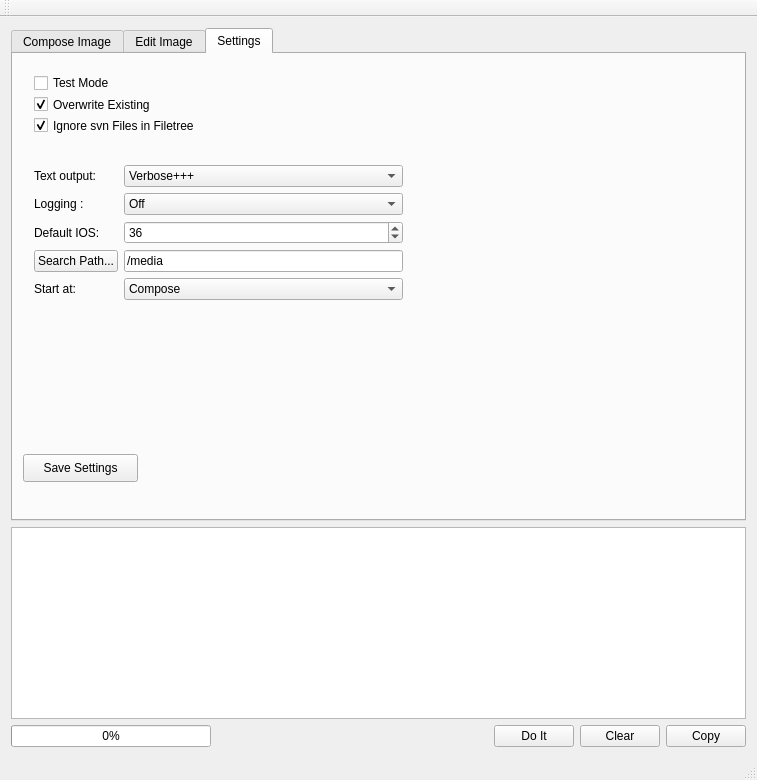
The window that mainwindow.ui (giantpune/qtwitgui) describes before a commit, drawn with Qt 5.
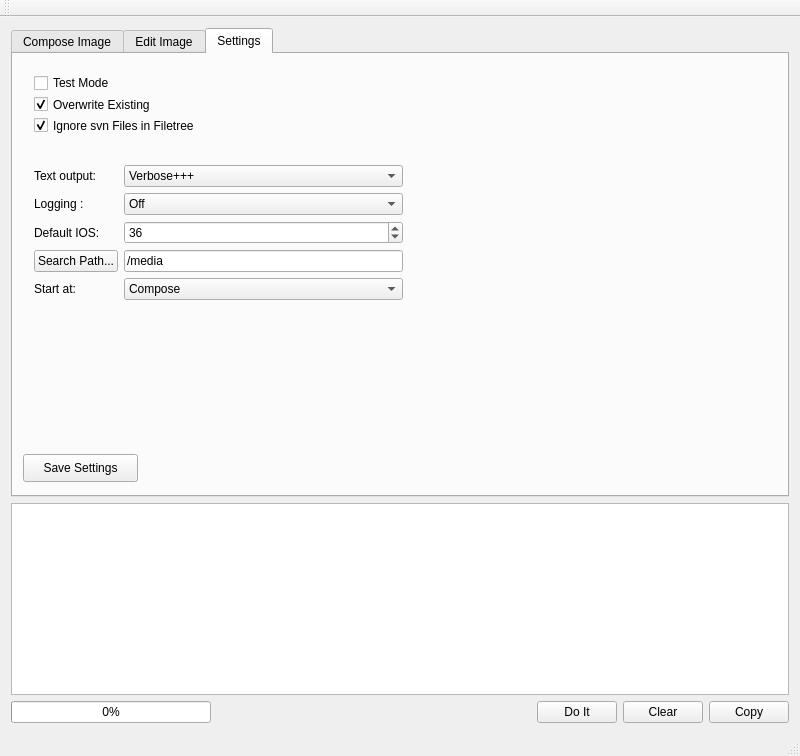
The same window after the commit. The open tabs and pages were chosen to show the change.

```diff
--- a/mainwindow.ui
+++ b/mainwindow.ui
@@ -6,8 +6,8 @@
    <rect>
     <x>0</x>
     <y>0</y>
-    <width>753</width>
-    <height>780</height>
+    <width>800</width>
+    <height>756</height>
    </rect>
   </property>
   <property name="windowTitle">
@@ -767,7 +767,7 @@
          <rect>
           <x>10</x>
           <y>10</y>
-          <width>202</width>
+          <width>391</width>
           <height>80</height>
          </rect>
         </property>
```
Left out of the diff: 4 changed lines with no effect on the pictures.
